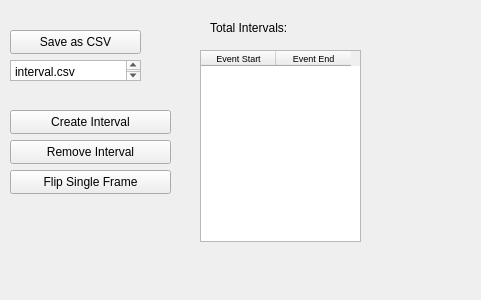
Above: src/WhiskerToolbox/DataManager_Widget/DigitalIntervalSeries_Widget/DigitalIntervalSeries_Widget.ui from paulmthompson/WhiskerToolbox before the change. Below: the same form after it.
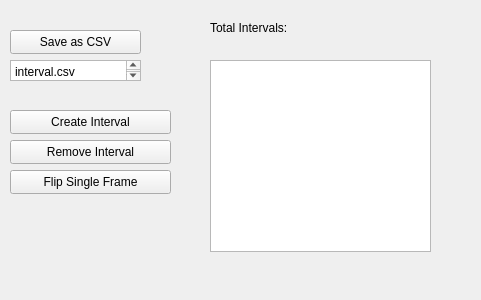
That is the form after the change.

Commit message: using tableview for digital intervals instead of table widget

The edit to the form file:
```diff
--- a/src/WhiskerToolbox/DataManager_Widget/DigitalIntervalSeries_Widget/DigitalIntervalSeries_Widget.ui
+++ b/src/WhiskerToolbox/DataManager_Widget/DigitalIntervalSeries_Widget/DigitalIntervalSeries_Widget.ui
@@ -39,37 +39,6 @@
     <string>interval.csv</string>
    </property>
   </widget>
-  <widget class="QTableWidget" name="interval_table">
-   <property name="geometry">
-    <rect>
-     <x>200</x>
-     <y>50</y>
-     <width>161</width>
-     <height>192</height>
-    </rect>
-   </property>
-   <property name="font">
-    <font>
-     <pointsize>7</pointsize>
-    </font>
-   </property>
-   <attribute name="horizontalHeaderMinimumSectionSize">
-    <number>20</number>
-   </attribute>
-   <attribute name="horizontalHeaderDefaultSectionSize">
-    <number>75</number>
-   </attribute>
-   <column>
-    <property name="text">
-     <string>Event Start</string>
-    </property>
-   </column>
-   <column>
-    <property name="text">
-     <string>Event End</string>
-    </property>
-   </column>
-  </widget>
   <widget class="QLabel" name="label">
    <property name="geometry">
     <rect>
@@ -135,6 +104,16 @@
     <string>Flip Single Frame</string>
    </property>
   </widget>
+  <widget class="QTableView" name="tableView">
+   <property name="geometry">
+    <rect>
+     <x>210</x>
+     <y>60</y>
+     <width>221</width>
+     <height>192</height>
+    </rect>
+   </property>
+  </widget>
  </widget>
  <resources/>
  <connections/>
```
The commit also changes 4 other files.
